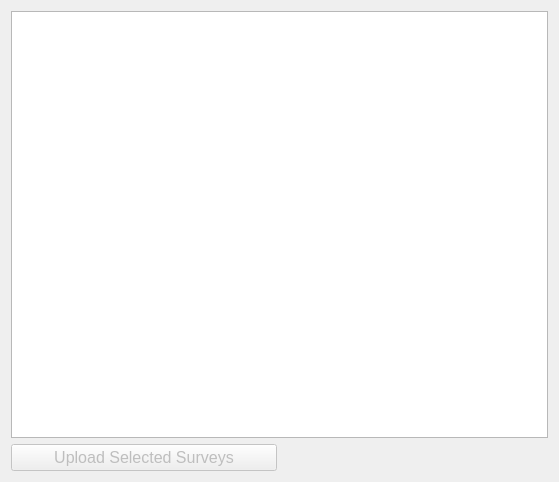
Before: the Qt Designer form src/resources/reefcloud-upload.ui in open-AIMS/reefscan_desktop_data_manager, drawn with Qt 5.
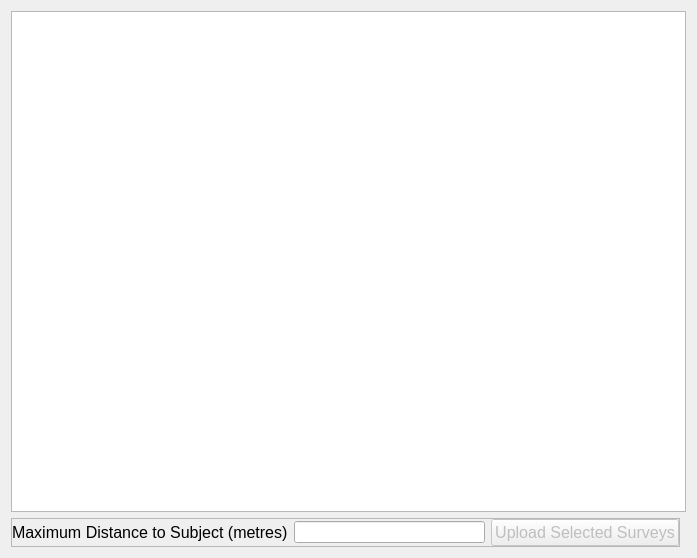
After: the same form once the commit is applied.

What changed in the file:
```diff
--- a/src/resources/reefcloud-upload.ui
+++ b/src/resources/reefcloud-upload.ui
@@ -6,29 +6,14 @@
    <rect>
     <x>0</x>
     <y>0</y>
-    <width>559</width>
-    <height>482</height>
+    <width>697</width>
+    <height>558</height>
    </rect>
   </property>
   <property name="windowTitle">
    <string>Form</string>
   </property>
   <layout class="QGridLayout" name="gridLayout">
-   <item row="7" column="0">
-    <widget class="QPushButton" name="upload_button">
-     <property name="enabled">
-      <bool>false</bool>
-     </property>
-     <property name="font">
-      <font>
-       <pointsize>12</pointsize>
-      </font>
-     </property>
-     <property name="text">
-      <string>Upload Selected Surveys</string>
-     </property>
-    </widget>
-   </item>
    <item row="6" column="0" colspan="2">
     <widget class="QTreeView" name="treeView">
      <attribute name="headerVisible">
@@ -36,6 +21,64 @@
      </attribute>
     </widget>
    </item>
+   <item row="7" column="0">
+    <widget class="QFrame" name="frame">
+     <property name="frameShape">
+      <enum>QFrame::StyledPanel</enum>
+     </property>
+     <property name="frameShadow">
+      <enum>QFrame::Raised</enum>
+     </property>
+     <layout class="QGridLayout" name="gridLayout_3">
+      <property name="leftMargin">
+       <number>0</number>
+      </property>
+      <property name="topMargin">
+       <number>0</number>
+      </property>
+      <property name="rightMargin">
+       <number>0</number>
+      </property>
+      <property name="bottomMargin">
+       <number>0</number>
+      </property>
+      <item row="0" column="2">
+       <widget class="QPushButton" name="upload_button">
+        <property name="enabled">
+         <bool>false</bool>
+        </property>
+        <property name="font">
+         <font>
+          <pointsize>12</pointsize>
+         </font>
+        </property>
+        <property name="text">
+         <string>Upload Selected Surveys</string>
+        </property>
+       </widget>
+      </item>
+      <item row="0" column="0">
+       <widget class="QLabel" name="label">
+        <property name="font">
+         <font>
+          <pointsize>12</pointsize>
+         </font>
+        </property>
+        <property name="text">
+         <string>Maximum Distance to Subject (metres)</string>
+        </property>
+       </widget>
+      </item>
+      <item row="0" column="1">
+       <widget class="QLineEdit" name="max_distance_edit">
+        <property name="toolTip">
+         <string>Photos will not be uploaded to ReefCloud if the distance from the camera to the bottom is greater than this.</string>
+        </property>
+       </widget>
+      </item>
+     </layout>
+    </widget>
+   </item>
   </layout>
  </widget>
  <resources/>
```
